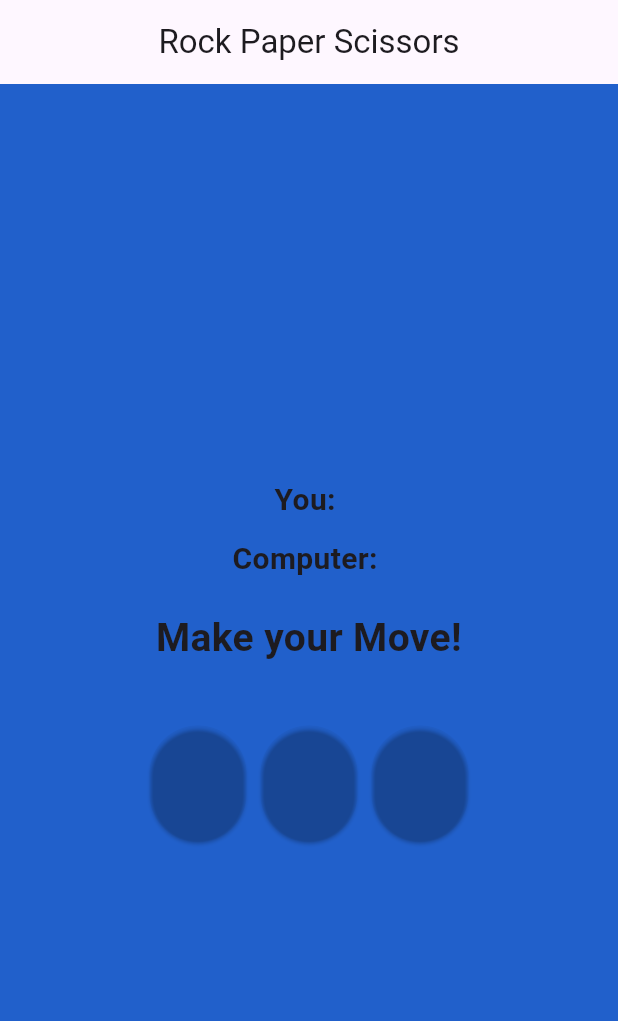
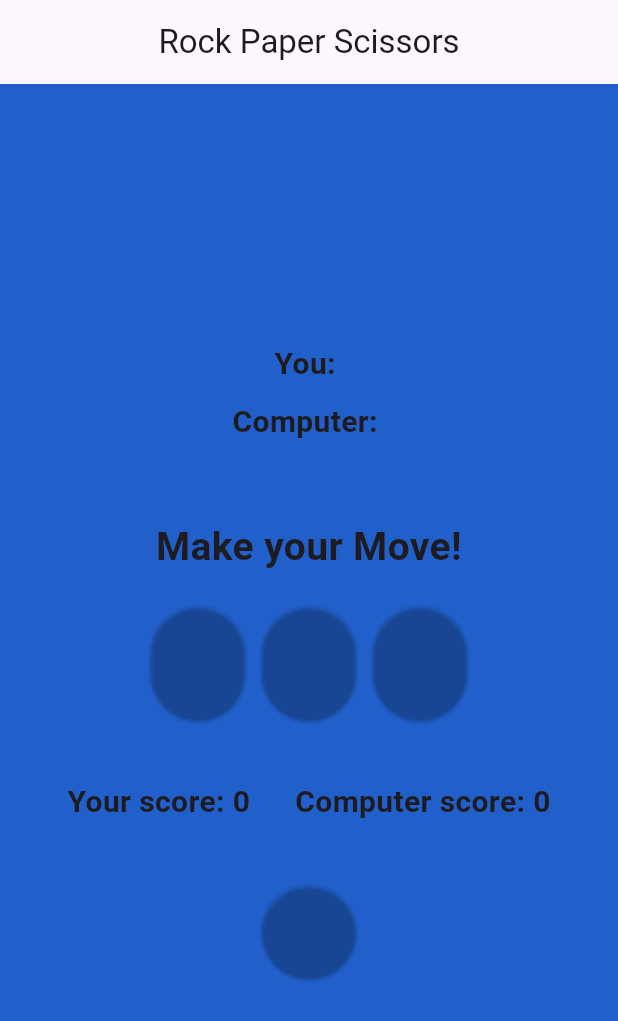
Before and after one commit to kamel404/rpsGame, a Flutter app: the screen it shows after launch, on a phone screen of 412 x 824 dp. Shown: the top 1021 px of the screen. Run offline on Flutter 3.47's test engine with Material 3 defaults, Android fonts, the phone set to English and light mode, and no system bars; missing offline and left inert: flutter_emoji.

Commit message:
Finished UI with functions

```diff
--- a/lib/main.dart
+++ b/lib/main.dart
@@ -1,4 +1,4 @@
-// ignore_for_file: unused_field, unused_local_variable, unused_element
+// ignore_for_file: unused_field, unused_local_variable, unused_element, prefer_final_fields
 
 import 'package:flutter/material.dart';
 import 'dart:math';
@@ -10,17 +10,24 @@ void main() {
 }
 
 // Choices of possible moves
-enum Move { rock, paper, scissors }
+enum Move {
+  rock('✊'),
+  paper('🖐️'),
+  scissors('✌️');
+
+  final String symbol;
+  const Move(this.symbol);
+}
 
 // Fucntion to get the result(outcome) of the game
 String getOutcome(Move player, Move computer) {
-  if (player == computer) return "It's a tie!";
+  if (player == computer) return "It's a tie! 🤝";
   if ((player == Move.rock && computer == Move.scissors) ||
       (player == Move.scissors && computer == Move.paper) ||
       (player == Move.paper && computer == Move.rock)) {
-    return "You win!";
+    return "You win! 🥳";
   } else {
-    return "You Lose!";
+    return "You Lose! 🥺";
   }
 }
 
@@ -45,15 +52,22 @@ class _RPSGameState extends State<RPSGame> {
   var paper = Emoji('paper', '🖐️');
   var rock = Emoji('rock', '✊');
   var scissors = Emoji('scissors', '✌');
-  var tie = Emoji('tie', '🤝');
-  var win = Emoji('win', '🥳');
-  var lose = Emoji('lose', '🥺');
   var question = Emoji('question', '❓');
+  var restart = Emoji('restart', '🔄');
+  int _playerScore = 0;
+  int _computerScore = 0;
 
   // Fucntion to when he click a choice
   void playGame(Move playerChoice) {
     final computerChoice = getRandomMove();
     final outcome = getOutcome(playerChoice, computerChoice);
+
+    // Update scores based on outcome
+    if (outcome == "You win! 🥳") {
+      _playerScore++;
+    } else if (outcome == "You Lose! 🥺") {
+      _computerScore++;
+    }
 
     setState(() {
       _playerMove = playerChoice;
@@ -68,6 +82,8 @@ class _RPSGameState extends State<RPSGame> {
       _playerMove = null;
       _computerMove = null;
       _resultMessage = 'Make your Move!';
+      _computerScore = 0;
+      _playerScore = 0;
     });
   }
 
@@ -87,21 +103,21 @@ class _RPSGameState extends State<RPSGame> {
               mainAxisAlignment: MainAxisAlignment.center,
               children: [
                 Text(
-                  '$_playerName: ${_playerMove?.name ?? question.code}',
+                  '$_playerName: ${_playerMove?.symbol ?? question.code}',
                   style: TextStyle(fontSize: 20, fontWeight: FontWeight.bold),
                 ),
                 SizedBox(height: 10),
                 Text(
-                  '$_computerName: ${_computerMove?.name ?? question.code}',
+                  '$_computerName: ${_computerMove?.symbol ?? question.code}',
                   style: TextStyle(fontSize: 20, fontWeight: FontWeight.bold),
                 ),
-                SizedBox(height: 20),
+                SizedBox(height: 50),
                 Text(
                   _resultMessage,
                   style: TextStyle(fontSize: 26, fontWeight: FontWeight.bold),
                   textAlign: TextAlign.center,
                 ),
-                SizedBox(height: 40),
+                SizedBox(height: 20),
                 // Buttons for the moves
                 Row(
                   mainAxisAlignment: MainAxisAlignment.center,
@@ -147,8 +163,39 @@ class _RPSGameState extends State<RPSGame> {
                         style: TextStyle(fontSize: 40),
                       ),
                     ),
-                    SizedBox(height: 40),
                   ],
+                ),
+                SizedBox(height: 40),
+                // Display Scores below the buttons
+                Row(
+                  mainAxisAlignment: MainAxisAlignment.center,
+                  children: [
+                    Text(
+                      'Your score: $_playerScore',
+                      style: TextStyle(
+                        fontSize: 20,
+                        fontWeight: FontWeight.bold,
+                      ),
+                    ),
+                    SizedBox(width: 30),
+                    Text(
+                      'Computer score: $_computerScore',
+                      style: TextStyle(
+                        fontSize: 20,
+                        fontWeight: FontWeight.bold,
+                      ),
+                    ),
+                  ],
+                ),
+                SizedBox(height: 40),
+                ElevatedButton(
+                  onPressed: _resetGame,
+                  style: ElevatedButton.styleFrom(
+                    backgroundColor: Color(0x00000000),
+                    foregroundColor: Colors.black,
+                    padding: EdgeInsets.symmetric(vertical: 10, horizontal: 20),
+                  ),
+                  child: Text(restart.code, style: TextStyle(fontSize: 30)),
                 ),
               ],
             ),
```
Also changed, not shown: flutter_01.png (added), 1 other file.
